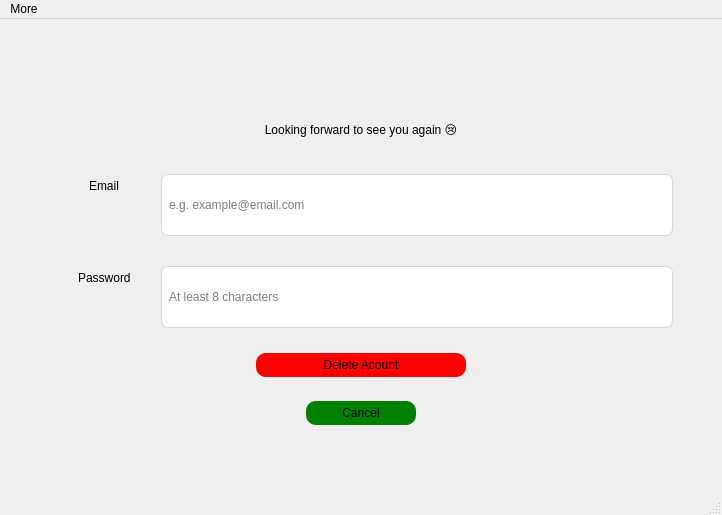
Before: the Qt Designer form ui/delete_account.ui in SakibSibly/Bit-Talker, drawn with Qt 5.
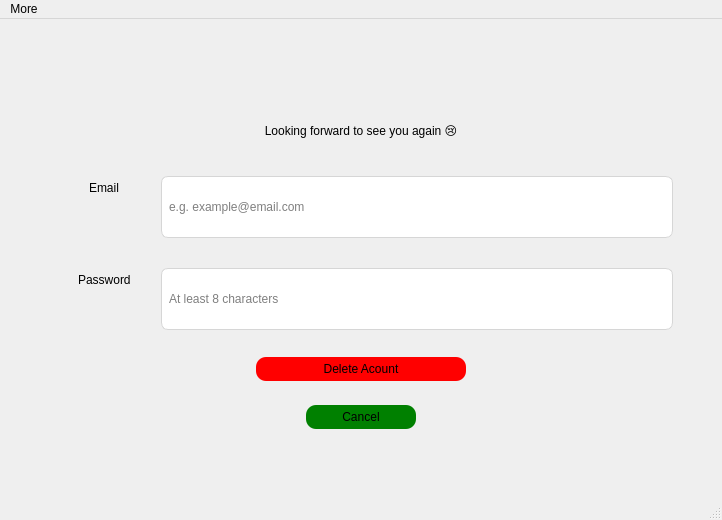
After: the same form once the commit is applied.

Commit message: Missing functionality of Exit is added

The edit to the form file:
```diff
--- a/ui/delete_account.ui
+++ b/ui/delete_account.ui
@@ -7,7 +7,7 @@
     <x>0</x>
     <y>0</y>
     <width>722</width>
-    <height>515</height>
+    <height>520</height>
    </rect>
   </property>
   <property name="windowTitle">
```
Left out of the diff: 2 changed lines with no effect on the pictures. The commit also changes 1 other file.
